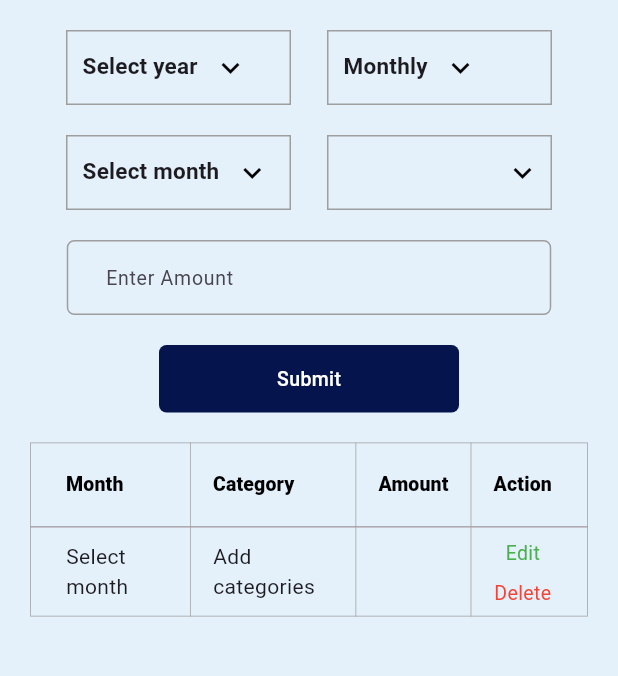
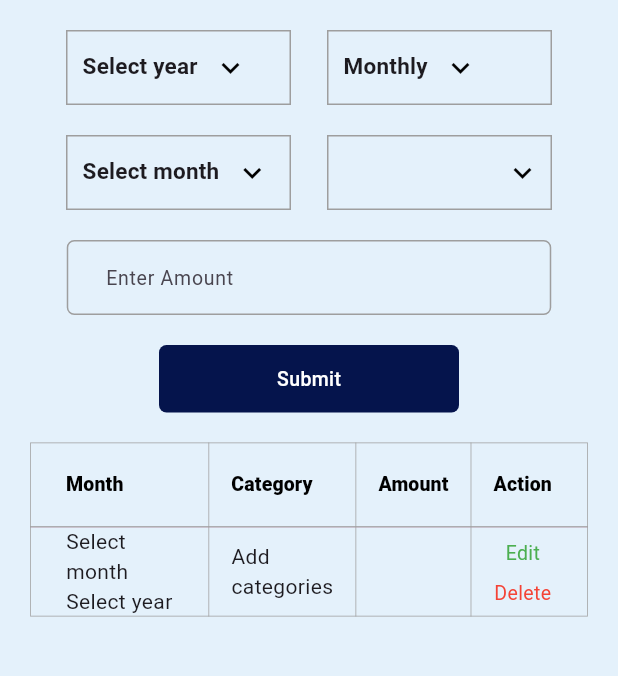
Before and after one commit to AthiraaAthi/project_way, a Flutter app: the BudgetGoalScreen screen opened directly, after a tap on "Submit", on a phone screen of 412 x 824 dp, the part 90-766 px from its top. Run offline on Flutter 3.47's test engine with Material 3 defaults, Android fonts, the phone set to English and light mode, and no system bars; our stand-ins replace carousel_slider, easy_localization, fl_chart, flutter_toggle_tab, pinput, sqflite and 2 more; accounts and stored records are empty.

Commit message:
statically adding the month value + the year

```diff
--- a/lib/view/budget_goal/budget_goal_screen.dart
+++ b/lib/view/budget_goal/budget_goal_screen.dart
@@ -600,11 +600,14 @@ class _BudgetGoalScreenState extends State<BudgetGoalScreen> {
                           if (dropDownMonthOrWeekValue == 'Monthly') {
                             enteredvalues.add({
                               "amount": enteredAmount,
-                              "month": dropDownMonthValue,
+                              "month": "$dropDownMonthValue  $dropDownValue",
                               "category": selectedCategory,
                             });
                             dropDownMonthValue =
                                 "budget_goal_screen.dropdowns.month_selection"
+                                    .tr();
+                            dropDownValue =
+                                "budget_goal_screen.dropdowns.year_selection"
                                     .tr();
                           } else if (dropDownMonthOrWeekValue == 'Weekly') {
                             List<String> dates = getDatesInRange(
```
